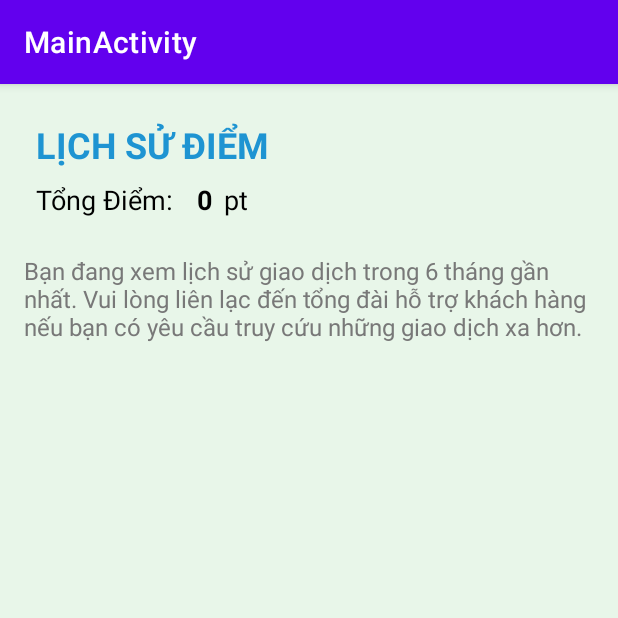
After one commit to Kane-TM/FinalYear_Android, an Android app: the SavePointActivity screen opened directly, with no data from a screen before it, on a phone screen of 412 x 824 dp, the top half of it. The commit adds this screen. Run offline under Robolectric (Android 15) with nearby library versions, the phone set to English and light mode, and no system bars; Roboto replaces fonts that are not available here.

Commit message:
finish save poit ui

```diff
--- a/app/src/main/AndroidManifest.xml
+++ b/app/src/main/AndroidManifest.xml
@@ -9,7 +9,8 @@
         android:roundIcon="@mipmap/ic_launcher_round"
         android:supportsRtl="true"
         android:theme="@style/Theme.MainActivity">
-        <activity android:name=".Menu"></activity>
+        <activity android:name=".SavePointActivity"></activity>
+        <activity android:name=".Menu" />
         <activity android:name=".NavigationDrawerActivity" />
         <activity android:name=".UpdateUserPassword" />
         <activity android:name=".FinishRegister" />
--- /dev/null
+++ b/app/src/main/java/com/example/mainactivity/SavePointActivity.java
@@ -0,0 +1,14 @@
+package com.example.mainactivity;
+
+import androidx.appcompat.app.AppCompatActivity;
+
+import android.os.Bundle;
+
+public class SavePointActivity extends AppCompatActivity {
+
+    @Override
+    protected void onCreate(Bundle savedInstanceState) {
+        super.onCreate(savedInstanceState);
+        setContentView(R.layout.activity_save_point);
+    }
+}
--- a/app/src/main/res/layout/activity_login.xml
+++ b/app/src/main/res/layout/activity_login.xml
@@ -171,6 +171,8 @@
         android:layout_marginEnd="24dp"
         android:gravity="center_horizontal"
         android:text="@string/NewRegister"
+        android:textColor="#787878"
+        android:textSize="16sp"
         app:layout_constraintEnd_toEndOf="@+id/view2"
         app:layout_constraintStart_toStartOf="@+id/view2"
         app:layout_constraintTop_toBottomOf="@+id/txtQuenMaPin" />
--- a/app/src/main/res/layout/activity_main.xml
+++ b/app/src/main/res/layout/activity_main.xml
@@ -166,6 +166,7 @@
         android:layout_marginEnd="16dp"
         android:text="@string/NextLevel"
         android:textColor="#000000"
+        android:textSize="16sp"
         app:layout_constraintEnd_toEndOf="@+id/view10"
         app:layout_constraintHorizontal_bias="0.498"
         app:layout_constraintStart_toStartOf="@+id/view10"
--- /dev/null
+++ b/app/src/main/res/layout/activity_save_point.xml
@@ -0,0 +1,81 @@
+<?xml version="1.0" encoding="utf-8"?>
+<androidx.constraintlayout.widget.ConstraintLayout xmlns:android="http://schemas.android.com/apk/res/android"
+    xmlns:app="http://schemas.android.com/apk/res-auto"
+    xmlns:tools="http://schemas.android.com/tools"
+    android:layout_width="match_parent"
+    android:layout_height="match_parent"
+    android:background="#e8f6e9"
+    tools:context=".SavePointActivity">
+
+    <TextView
+        android:id="@+id/textView26"
+        android:layout_width="0dp"
+        android:layout_height="wrap_content"
+        android:layout_marginStart="24dp"
+        android:layout_marginTop="24dp"
+        android:text="LỊCH SỬ ĐIỂM"
+        android:textColor="#1E94D2"
+        android:textSize="24sp"
+        android:textStyle="bold"
+        app:layout_constraintEnd_toEndOf="parent"
+        app:layout_constraintHorizontal_bias="0.77"
+        app:layout_constraintStart_toStartOf="parent"
+        app:layout_constraintTop_toTopOf="parent" />
+
+    <TextView
+        android:id="@+id/textView27"
+        android:layout_width="0dp"
+        android:layout_height="wrap_content"
+        android:layout_marginTop="8dp"
+        android:text="Tổng Điểm:"
+        android:textColor="#000000"
+        android:textSize="18sp"
+        app:layout_constraintStart_toStartOf="@+id/textView26"
+        app:layout_constraintTop_toBottomOf="@+id/textView26" />
+
+    <TextView
+        android:id="@+id/textView34"
+        android:layout_width="0dp"
+        android:layout_height="wrap_content"
+        android:layout_marginStart="8dp"
+        android:text="pt"
+        android:textColor="#000000"
+        android:textSize="18sp"
+        app:layout_constraintBaseline_toBaselineOf="@+id/textView27"
+        app:layout_constraintStart_toEndOf="@+id/textView32" />
+
+    <TextView
+        android:id="@+id/textView32"
+        android:layout_width="0dp"
+        android:layout_height="wrap_content"
+        android:layout_marginStart="16dp"
+        android:text="0"
+        android:textColor="#000000"
+        android:textSize="18sp"
+        android:textStyle="bold"
+        app:layout_constraintBaseline_toBaselineOf="@+id/textView27"
+        app:layout_constraintStart_toEndOf="@+id/textView27" />
+
+    <TextView
+        android:id="@+id/textView31"
+        android:layout_width="0dp"
+        android:layout_height="wrap_content"
+        android:layout_marginStart="16dp"
+        android:layout_marginTop="24dp"
+        android:layout_marginEnd="16dp"
+        android:text="@string/SavePointNotification"
+        android:textColor="#787878"
+        android:textSize="16sp"
+        app:layout_constraintEnd_toEndOf="parent"
+        app:layout_constraintStart_toStartOf="parent"
+        app:layout_constraintTop_toBottomOf="@+id/textView27" />
+
+    <androidx.recyclerview.widget.RecyclerView
+        android:layout_width="0dp"
+        android:layout_height="wrap_content"
+        android:layout_marginTop="24dp"
+        app:layout_constraintEnd_toEndOf="parent"
+        app:layout_constraintStart_toStartOf="parent"
+        app:layout_constraintTop_toBottomOf="@+id/textView31" />
+
+</androidx.constraintlayout.widget.ConstraintLayout>
--- a/app/src/main/res/values/strings.xml
+++ b/app/src/main/res/values/strings.xml
@@ -6,4 +6,5 @@
     <string name="FinishRegisterEmailNotification">Chúng tôi vừa gửi một email đến địa chỉ email mà bạn đã nhập trong phần đăng kí. Nếu bạn vẫn không nhận được email, xin vui lòng thông báo tới bộ phận hỗ trợ.</string>
     <string name="FinishRegisterWarning">CHÚ Ý: Các thông tin này rất quan trọng trong việc đăng nhập. Hãy ghi nhớ những thông tin này!</string>
     <string name="ChangePasswordWarning">Sử dụng trang này để thay đổi mã PIN. Sau khi đổi mã PIN thành công, mã PIN mới của bạn sẽ có hiệu lực trong lần đăng nhập kế tiếp.</string>
+    <string name="SavePointNotification">Bạn đang xem lịch sử giao dịch trong 6 tháng gần nhất. Vui lòng liên lạc đến tổng đài hỗ trợ khách hàng nếu bạn có yêu cầu truy cứu những giao dịch xa hơn.</string>
 </resources>
```
